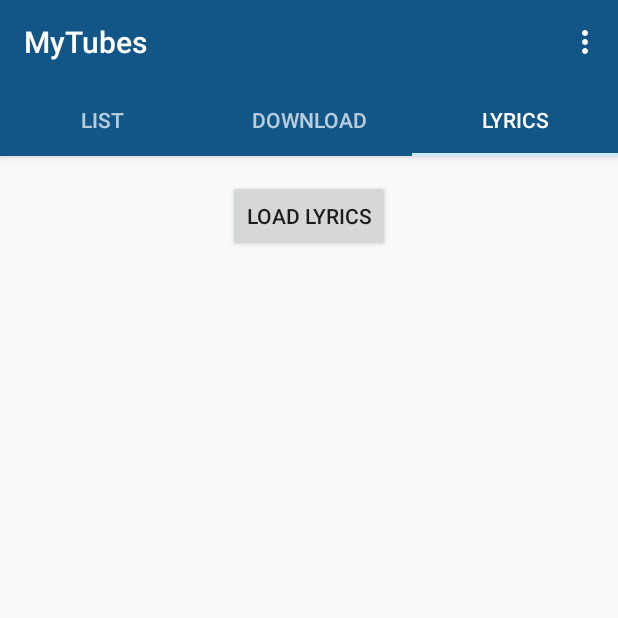
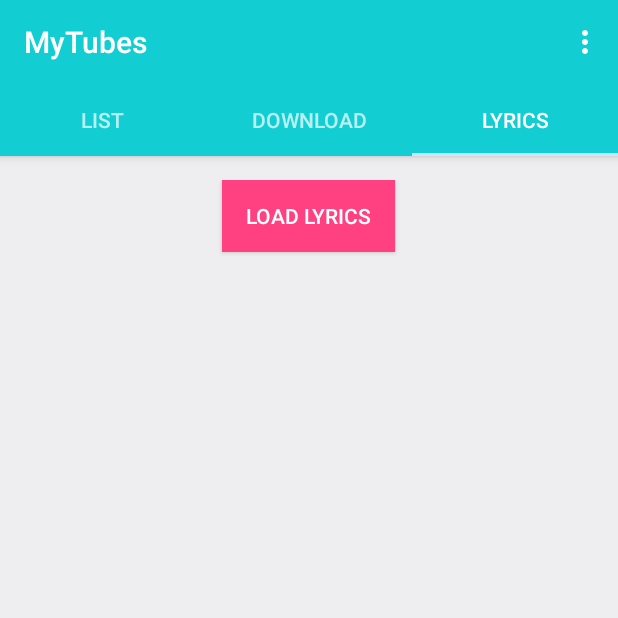
Before and after one commit to vaccarov/DownYT, an Android app: the screen it shows after launch (MainActivity), tab 3 chosen, on a phone screen of 412 x 824 dp, the top half of it. Run offline under Robolectric (Android 15) with nearby library versions, the phone set to English and light mode, and no system bars; 8 statements that could not run were skipped.

Commit message:
Design 2/3

```diff
--- a/app/src/main/java/com/example/vito/MyTubes/SongAdapter.java
+++ b/app/src/main/java/com/example/vito/MyTubes/SongAdapter.java
@@ -36,10 +36,10 @@ public class SongAdapter extends BaseAdapter {
         LinearLayout songLay = (LinearLayout)songInf.inflate(R.layout.song, parent, false);
         //get title and artist views
         TextView songView = (TextView)songLay.findViewById(R.id.song_title);
-        TextView artistView = (TextView)songLay.findViewById(R.id.song_artist);
+        //TextView artistView = (TextView)songLay.findViewById(R.id.song_artist);
         Song currSong = ma.getSongs().get(position); //get song using position
         songView.setText(currSong.getTitle()); //get title and artist strings
-        artistView.setText(currSong.getArtist());
+        //artistView.setText(currSong.getArtist());
         songLay.setTag(position); //set position as tag
         return songLay;
     }
--- a/app/src/main/java/com/example/vito/MyTubes/fragments/DownloadFragment.java
+++ b/app/src/main/java/com/example/vito/MyTubes/fragments/DownloadFragment.java
@@ -9,6 +9,7 @@ import android.database.Cursor;
 import android.net.Uri;
 import android.os.AsyncTask;
 import android.os.Bundle;
+import android.os.Environment;
 import android.support.design.widget.FloatingActionButton;
 import android.support.v4.app.Fragment;
 import android.util.Log;
@@ -151,18 +152,7 @@ public class DownloadFragment extends Fragment{
                     dm = (DownloadManager) getActivity().getSystemService(getActivity().DOWNLOAD_SERVICE);
                     DownloadManager.Request request = new DownloadManager.Request(Uri.parse(link));
 
-                   /* boolean hasPermission = (ContextCompat.checkSelfPermission(getActivity(),
-                            Manifest.permission.WRITE_EXTERNAL_STORAGE) == PackageManager.PERMISSION_GRANTED);
-
-                    Log.i(gs.CAT, "permission: "+ Boolean.toString(hasPermission));
-                    if (!hasPermission) {
-                        Log.i(gs.CAT, "not has permission");
-                        ActivityCompat.requestPermissions(getActivity(),
-                                new String[]{Manifest.permission.WRITE_EXTERNAL_STORAGE},
-                                REQUEST_WRITE_STORAGE);
-                    }
-
-                    request.setDestinationInExternalPublicDir(Environment.DIRECTORY_DOWNLOADS, title);*/
+                    request.setDestinationInExternalPublicDir(Environment.DIRECTORY_DOWNLOADS, title);
                     enqueue = dm.enqueue(request);
                 } catch (JSONException e) {
                     e.printStackTrace();
--- a/app/src/main/res/layout/activity_main.xml
+++ b/app/src/main/res/layout/activity_main.xml
@@ -23,13 +23,15 @@ android:layout_height="match_parent">
         android:layout_width="match_parent"
         android:layout_height="wrap_content"
         app:tabMode="fixed"
-        app:tabGravity="fill"/>
+        app:tabGravity="fill"
+        android:contextClickable="true" />
 </android.support.design.widget.AppBarLayout>
 
 <android.support.v4.view.ViewPager
     android:id="@+id/viewpager"
     android:layout_width="match_parent"
     android:layout_height="match_parent"
-    app:layout_behavior="@string/appbar_scrolling_view_behavior"  />
+    app:layout_behavior="@string/appbar_scrolling_view_behavior"
+    android:background="#EEEEF0" />
 
 </android.support.design.widget.CoordinatorLayout>
--- a/app/src/main/res/layout/fragment_lyrics.xml
+++ b/app/src/main/res/layout/fragment_lyrics.xml
@@ -13,11 +13,13 @@
     android:id="@+id/errorMsg">
 
     <Button
-        android:layout_width="wrap_content"
+        android:layout_width="115dp"
         android:layout_height="wrap_content"
         android:text="LOAD LYRICS"
         android:id="@+id/loadLyrics"
-        android:layout_gravity="center_horizontal" />
+        android:layout_gravity="center_horizontal"
+        android:background="@color/pink"
+        android:textColor="@color/white" />
 
     <TextView
         android:layout_width="wrap_content"
--- a/app/src/main/res/values/colors.xml
+++ b/app/src/main/res/values/colors.xml
@@ -12,13 +12,13 @@
 
     <color name="black">#000000</color>
     <color name="white">#ffffff</color>
-    <color name="colorPrimary">#125688</color>
-    <color name="colorPrimaryDark">#125688</color>
+    <color name="colorPrimary">#12CED3</color>
+    <color name="colorPrimaryDark">#10A6A5</color>
     <color name="textColorPrimary">#FFFFFF</color>
     <color name="windowBackground">#FFFFFF</color>
     <color name="navigationBarColor">#000000</color>
     <color name="colorAccent">#c8e8ff</color>
-    <color name="colorFab">#5C6BC0</color>
+    <color name="pink">#FF4081</color>
     <color name="red">#FF0000</color>
 
 </resources>
--- a/app/src/main/res/values/strings.xml
+++ b/app/src/main/res/values/strings.xml
@@ -6,4 +6,5 @@
     <string name="lyricsDialogCancel">Cancel</string>
     <string name="song_artist">Song artist</string>
     <string name="song_title">Song title</string>
+    <string name="yt_link">Paste the YouTube link</string>
 </resources>
--- a/app/src/main/res/values/styles.xml
+++ b/app/src/main/res/values/styles.xml
@@ -19,6 +19,9 @@
         <item name="colorPrimary">@color/colorPrimary</item>
         <item name="colorPrimaryDark">@color/colorPrimaryDark</item>
         <item name="colorAccent">@color/colorAccent</item>
+        <item name="colorControlNormal">#c5c5c5</item>
+        <item name="colorControlActivated">@color/pink</item>
+        <item name="colorControlHighlight">@color/pink</item>
     </style>
 
 </resources>
```
Also changed, not shown: app/src/main/res/layout/fragment_download.xml (+6 -6 lines), app/src/main/res/layout/song.xml (+10 -7 lines).
